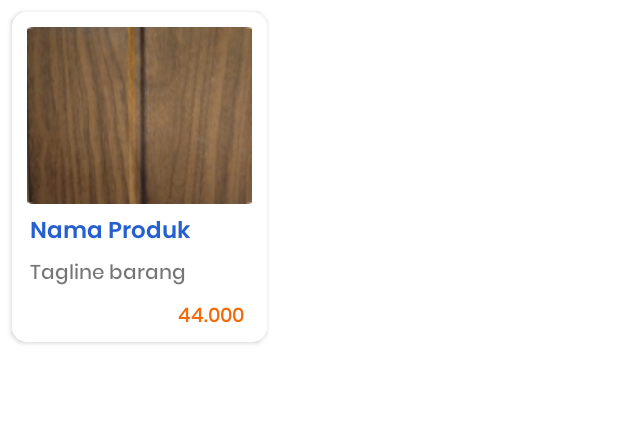
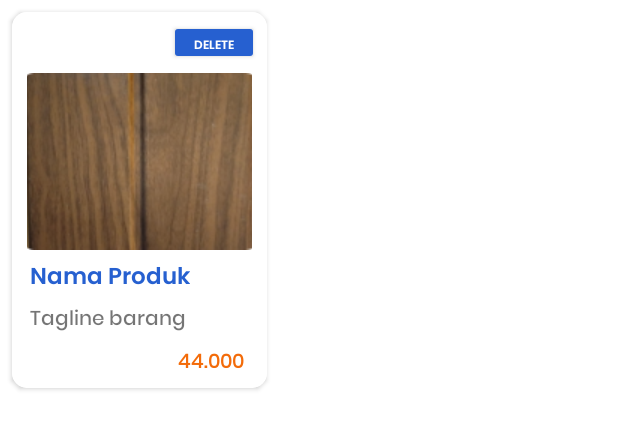
Before and after one commit to DanilGans/Padil_Store, an Android app: the layout show_all_produk.xml on its own in the app's theme, with its tools: preview values and no code run, on a phone screen of 412 x 824 dp. Shown: the top 429 px of the screen. Run offline under Robolectric (Android 15) with nearby library versions, the phone set to English and light mode, and no system bars.

Commit message:
*Fixed Bug *Add Delete Product button for Admin Panel

```diff
--- a/app/src/main/res/layout/show_all_produk.xml
+++ b/app/src/main/res/layout/show_all_produk.xml
@@ -10,23 +10,39 @@
     app:cardCornerRadius="10dp"
     android:shadowRadius="50"
     android:padding="5dp"
-    android:layout_height="220dp">
+    android:layout_height="wrap_content">
 
     <androidx.constraintlayout.widget.ConstraintLayout
         android:layout_width="match_parent"
         android:layout_height="match_parent"
         android:background="@color/white">
 
+        <androidx.appcompat.widget.AppCompatButton
+            android:id="@+id/hapusProduk"
+            android:layout_width="60dp"
+            android:text="DELETE"
+            android:layout_marginRight="5dp"
+            android:layout_marginTop="5dp"
+            android:textSize="8sp"
+            android:fontFamily="@font/poppins_semibold"
+            android:backgroundTint="@color/main"
+            android:textColor="@color/white"
+            android:layout_height="30dp"
+            app:layout_constraintEnd_toEndOf="parent"
+            app:layout_constraintTop_toTopOf="parent">
+        </androidx.appcompat.widget.AppCompatButton>
+
+
         <ImageView
             android:id="@+id/item_image"
             android:layout_width="150dp"
             android:layout_height="118dp"
-            android:layout_margin="10dp"
+            android:layout_margin="5dp"
             android:scaleType="centerCrop"
             android:src="@drawable/brown"
             app:layout_constraintEnd_toEndOf="parent"
             app:layout_constraintStart_toStartOf="parent"
-            app:layout_constraintTop_toTopOf="parent"></ImageView>
+            app:layout_constraintTop_toBottomOf="@+id/hapusProduk"></ImageView>
 
         <TextView
             android:id="@+id/item_name"
@@ -63,10 +79,12 @@
             android:layout_height="wrap_content"
             android:layout_marginTop="32dp"
             android:layout_marginEnd="12dp"
+            android:layout_marginBottom="5dp"
             android:fontFamily="@font/poppins_medium"
             android:text="44.000 "
             android:textColor="@color/oren"
             android:textSize="13sp"
+            app:layout_constraintBottom_toBottomOf="parent"
             app:layout_constraintEnd_toEndOf="parent"
             app:layout_constraintTop_toBottomOf="@+id/item_name" />
     </androidx.constraintlayout.widget.ConstraintLayout>
```
Also changed, not shown: app/src/main/java/com/example/padil/Activity/AP_DaftarProduk.java (+15 -0 lines), app/src/main/java/com/example/padil/Activity/AP_TambahProduk.java (+6 -4 lines), app/src/main/java/com/example/padil/Activity/SemuaProduk.java (+21 -0 lines), app/src/main/java/com/example/padil/Adapter/SemuaProdukAdapter.java (+26 -3 lines), app/src/main/java/com/example/padil/Model/SemuaProdukModel.java (+7 -7 lines).
